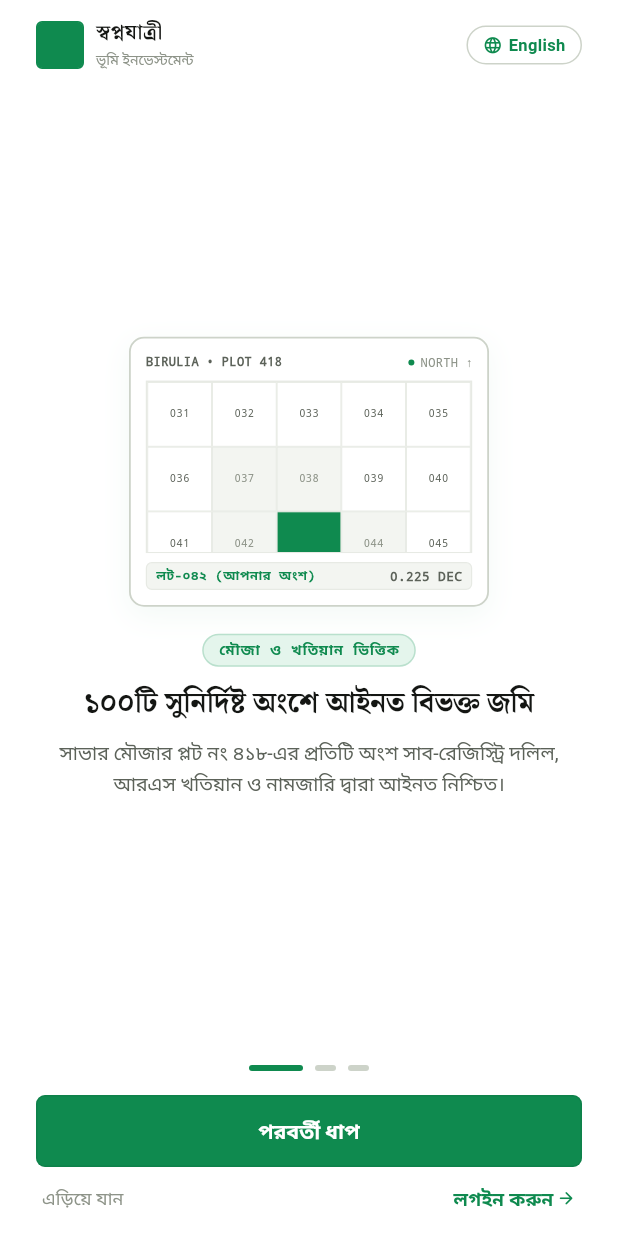
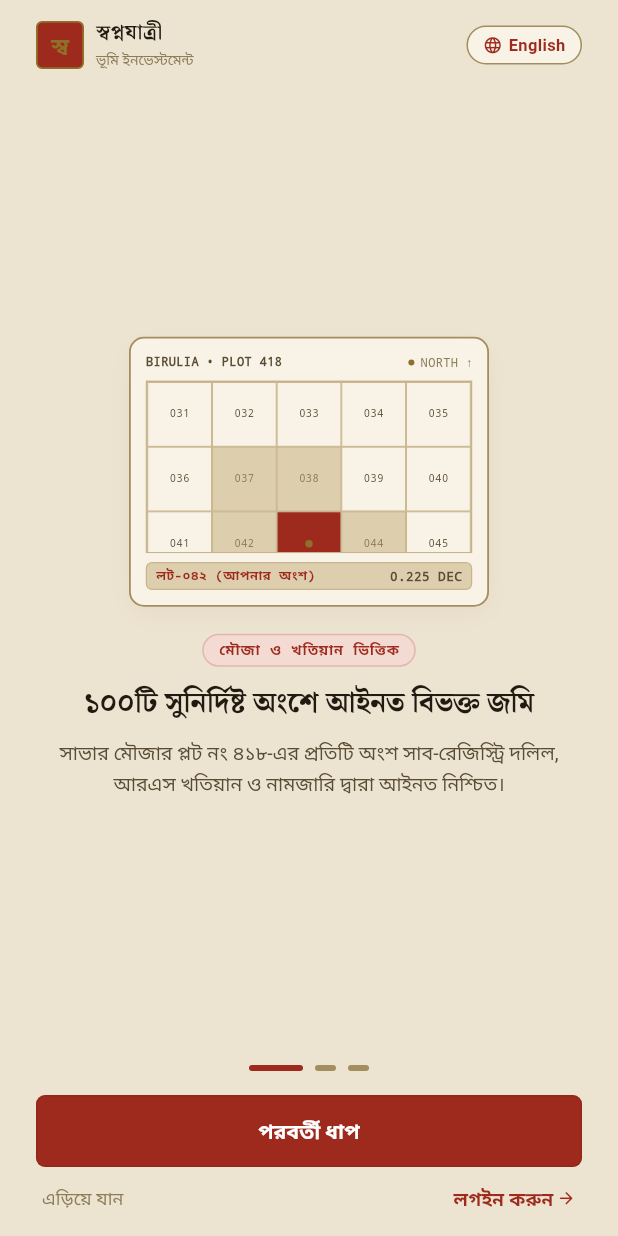
Before and after one commit to mashkurulalamohi37/investment, a Flutter app: the screen it shows after launch, on a phone screen of 412 x 824 dp. Run offline on Flutter 3.47's test engine with Material 3 defaults, Android fonts, the phone set to English and light mode, and no system bars; our stand-ins replace fl_chart, google_fonts; Roboto replaces fonts that are missing (Anek Bangla, Noto Serif Bengali).

Commit message:
feat(design): apply Ledger Paper & Registrar's Red palette globally across entire app

```diff
--- a/lib/core/theme/app_colors.dart
+++ b/lib/core/theme/app_colors.dart
@@ -1,12 +1,14 @@
 import 'package:flutter/material.dart';
 
 enum AppPaletteFlavor {
-  paddyField,    // "Paddy Field" (Wise-inspired, pure white + bold paddy green)
-  ledgerRed,     // "Ledger Paper & Registrar's Red" (Aged Khatian Paper & Seal Red)
+  ledgerRed,     // "Ledger Paper & Registrar's Red" (Aged Khatian Paper & Seal Red) — PRIMARY APPLIED THEME
   pineTreasury,  // "Pine Treasury & Brass" (Archival Rag Paper & Treasury Green)
+  paddyField,    // "Paddy Field" (Pure White & Rice Paddy Green)
 }
 
-/// Swapnojatri / LandVest 100 — Multi-Direction Palette Engine
+/// Swapnojatri / LandVest 100 — "Ledger Paper & Registrar's Red" Color System
+/// Grounded in the physical materials of a Bangladeshi land sub-registry:
+/// Aged kraft ledger paper, iron-gall brown ink, and registrar's red seal stamp.
 class AppPalette extends ThemeExtension<AppPalette> {
   final Color canvas;
   final Color surface;
@@ -16,15 +18,15 @@ class AppPalette extends ThemeExtension<AppPalette> {
   final Color ink;
   final Color inkSecondary;
   final Color inkTertiary;
-  final Color pine; // Primary Brand Accent (Paddy Green / Registrar Red / Treasury Pine)
+  final Color pine; // Primary Institutional Action (Registrar's Red)
   final Color pineDeep;
   final Color pineTint;
-  final Color brass; // Accent / Highlight
+  final Color brass; // Precious Accent: Reserved strictly for seals and lot center dot
   final Color brassLight;
-  final Color vermilion; // Error / Rejection
-  final Color jade; // Success / Verification
-  final Color amberInk; // Warning / Pending
-  final Color slate; // Informational / Coordination
+  final Color vermilion; // Rejection/Error strictly (outlined)
+  final Color jade; // Audited Credit/Success strictly
+  final Color amberInk; // Escrow Pending strictly
+  final Color slate; // Cadastral Survey tag
 
   const AppPalette({
     required this.canvas,
@@ -47,97 +49,53 @@ class AppPalette extends ThemeExtension<AppPalette> {
   });
 
   // ==========================================
-  // 1. DIRECTION A: "Paddy Field" (Wise-Inspired) — DEFAULT
+  // 1. PRIMARY APPLIED THEME: "Ledger Paper & Registrar's Red"
   // ==========================================
 
-  /// Light — "Paddy Field" (Pure White + Bold Bangladeshi Rice Paddy Green)
-  static const paddyLight = AppPalette(
-    canvas: Color(0xFFFFFFFF),         // Pure white background
-    surface: Color(0xFFFFFFFF),        // Same pure white surface
-    surfaceSunken: Color(0xFFF3F5F1),  // Very light warm-grey-green well
-    rule: Color(0xFFE7EAE4),           // Clean hairline separator
-    ruleStrong: Color(0xFFCDD3C9),     // Strong border
-    ink: Color(0xFF141613),            // Near-black with whisper of green (16.5:1)
-    inkSecondary: Color(0xFF5C6259),   // Secondary label text (6.2:1)
-    inkTertiary: Color(0xFF8D9388),    // Tertiary metadata (4.5:1)
-    pine: Color(0xFF0F8A4F),           // Bold Paddy Green (The confident brand color)
-    pineDeep: Color(0xFF0B6B3D),       // Pressed paddy green
-    pineTint: Color(0xFFE4F5EC),       // Soft paddy green chip fill
-    brass: Color(0xFF0F8A4F),          // Cohesive brand seal
-    brassLight: Color(0xFF2FBE7A),     // Bright highlight
-    vermilion: Color(0xFFD6483A),      // Warm modern red
-    jade: Color(0xFF0F8A4F),           // Cohesive success green
-    amberInk: Color(0xFFE08A1E),       // Marigold amber
-    slate: Color(0xFF2F6FB0),          // Information blue
+  /// Light — "Ledger Paper" (Aged Kraft/Manila Paper & Registrar's Red)
+  static const ledgerLight = AppPalette(
+    canvas: Color(0xFFECE4D1),         // Aged kraft/manila paper (75% of UI)
+    surface: Color(0xFFF8F3E6),        // Fresh khatian ledger sheet (Cards & Sheets)
+    surfaceSunken: Color(0xFFDDCFAE),  // Stained ledger audit well & cadastral grid
+    rule: Color(0xFFC7B48C),           // Worn ink-brown hairline divider
+    ruleStrong: Color(0xFFA28E5E),     // Table outer borders & cadastral frame
+    ink: Color(0xFF221A10),            // Iron-gall warm brown ink (15.8:1 contrast)
+    inkSecondary: Color(0xFF5A4C34),   // Secondary schedule descriptions (7.4:1 contrast)
+    inkTertiary: Color(0xFF8C7C57),    // Metadata, timestamps & ticks (4.6:1 contrast)
+    pine: Color(0xFF9E2A1D),           // Registrar's Red (Primary Action Color)
+    pineDeep: Color(0xFF711D14),       // Pressed registrar red
+    pineTint: Color(0xFFF3DAD3),       // Selected rows and quiet badges
+    brass: Color(0xFF8E7128),          // Notarial brass wax seal
+    brassLight: Color(0xFFBC9A4E),     // Brass highlight ring
+    vermilion: Color(0xFF711D14),      // Destructive/Rejection (outlined only)
+    jade: Color(0xFF3D6A48),           // Audited credit/success
+    amberInk: Color(0xFF87590F),       // Escrow pending disclosure
+    slate: Color(0xFF39505F),          // Cadastral coordinate label
   );
 
-  /// Dark — "Paddy Field Night"
-  static const paddyDark = AppPalette(
-    canvas: Color(0xFF0E110F),         // Deep night canvas
-    surface: Color(0xFF171B18),        // Elevated dark surface
-    surfaceSunken: Color(0xFF0A0D0B),  // Sunken well
-    rule: Color(0xFF242A25),           // Dark hairline rule
-    ruleStrong: Color(0xFF384239),     // Dark perimeter
-    ink: Color(0xFFEDEFEA),            // High-contrast clean silver text (15.2:1)
-    inkSecondary: Color(0xFFA6ADA1),   // Secondary text (7.8:1)
-    inkTertiary: Color(0xFF6E766A),    // Tertiary metadata (4.5:1)
-    pine: Color(0xFF2FBE7A),           // Radiant electric paddy green
-    pineDeep: Color(0xFF249A61),       // Base green
-    pineTint: Color(0xFF132A1E),       // Active chip well
-    brass: Color(0xFF2FBE7A),          // Radiant seal
-    brassLight: Color(0xFF4CE098),     // Bright highlight
-    vermilion: Color(0xFFE86454),      // Warning red
-    jade: Color(0xFF2FBE7A),           // Verified credit jade
-    amberInk: Color(0xFFEBA13E),       // Warm amber
-    slate: Color(0xFF5A96D6),          // Sky slate
+  /// Dark — "Night Registry"
+  static const ledgerDark = AppPalette(
+    canvas: Color(0xFF100D08),         // Deep carbon vault interior
+    surface: Color(0xFF1A150E),        // Elevated dark ledger folio
+    surfaceSunken: Color(0xFF0A0805),  // Recessed survey map canvas
+    rule: Color(0xFF2B2415),           // Dark hairline zinc rule
+    ruleStrong: Color(0xFF453B23),     // Dark perimeter border
+    ink: Color(0xFFEEE3CB),            // Engraved parchment silver text (14.2:1 contrast)
+    inkSecondary: Color(0xFFB2A587),   // High-contrast secondary text
+    inkTertiary: Color(0xFF7A6C4C),    // Dark metadata & hashes
+    pine: Color(0xFFC23F2E),           // Illuminated registrar red
+    pineDeep: Color(0xFF8F2E20),       // Base red
+    pineTint: Color(0xFF2E1B16),       // Active chip well
+    brass: Color(0xFFC9A961),          // Radiant brass wax seal
+    brassLight: Color(0xFFE0C489),     // Bright seal highlight
+    vermilion: Color(0xFFE04848),      // Rejected alert
+    jade: Color(0xFF4C8A62),           // Verified credit jade
+    amberInk: Color(0xFFC79A3C),       // Warning amber
+    slate: Color(0xFF7E96AE),          // Dark coordinate text
   );
 
   // ==========================================
-  // 2. DIRECTION B: "Ledger Paper & Registrar's Red"
-  // ==========================================
-
-  static const ledgerLight = AppPalette(
-    canvas: Color(0xFFECE4D1),
-    surface: Color(0xFFF8F3E6),
-    surfaceSunken: Color(0xFFDDCFAE),
-    rule: Color(0xFFC7B48C),
-    ruleStrong: Color(0xFFA28E5E),
-    ink: Color(0xFF221A10),
-    inkSecondary: Color(0xFF5A4C34),
-    inkTertiary: Color(0xFF8C7C57),
-    pine: Color(0xFF9E2A1D),
-    pineDeep: Color(0xFF711D14),
-    pineTint: Color(0xFFF3DAD3),
-    brass: Color(0xFF8E7128),
-    brassLight: Color(0xFFBC9A4E),
-    vermilion: Color(0xFF711D14),
-    jade: Color(0xFF3D6A48),
-    amberInk: Color(0xFF87590F),
-    slate: Color(0xFF39505F),
-  );
-
-  static const ledgerDark = AppPalette(
-    canvas: Color(0xFF100D08),
-    surface: Color(0xFF1A150E),
-    surfaceSunken: Color(0xFF0A0805),
-    rule: Color(0xFF2B2415),
-    ruleStrong: Color(0xFF453B23),
-    ink: Color(0xFFEEE3CB),
-    inkSecondary: Color(0xFFB2A587),
-    inkTertiary: Color(0xFF7A6C4C),
-    pine: Color(0xFFC23F2E),
-    pineDeep: Color(0xFF8F2E20),
-    pineTint: Color(0xFF2E1B16),
-    brass: Color(0xFFC9A961),
-    brassLight: Color(0xFFE0C489),
-    vermilion: Color(0xFFE04848),
-    jade: Color(0xFF4C8A62),
-    amberInk: Color(0xFFC79A3C),
-    slate: Color(0xFF7E96AE),
-  );
-
-  // ==========================================
-  // 3. DIRECTION C: "Pine Treasury & Brass"
+  // 2. ALTERNATIVE: "Pine Treasury & Brass"
   // ==========================================
 
   static const pineLight = AppPalette(
@@ -180,9 +138,53 @@ class AppPalette extends ThemeExtension<AppPalette> {
     slate: Color(0xFF8CA39E),
   );
 
-  // Defaults
-  static const light = paddyLight;
-  static const dark = paddyDark;
+  // ==========================================
+  // 3. ALTERNATIVE: "Paddy Field"
+  // ==========================================
+
+  static const paddyLight = AppPalette(
+    canvas: Color(0xFFFFFFFF),
+    surface: Color(0xFFFFFFFF),
+    surfaceSunken: Color(0xFFF3F5F1),
+    rule: Color(0xFFE7EAE4),
+    ruleStrong: Color(0xFFCDD3C9),
+    ink: Color(0xFF141613),
+    inkSecondary: Color(0xFF5C6259),
+    inkTertiary: Color(0xFF8D9388),
+    pine: Color(0xFF0F8A4F),
+    pineDeep: Color(0xFF0B6B3D),
+    pineTint: Color(0xFFE4F5EC),
+    brass: Color(0xFF0F8A4F),
+    brassLight: Color(0xFF2FBE7A),
+    vermilion: Color(0xFFD6483A),
+    jade: Color(0xFF0F8A4F),
+    amberInk: Color(0xFFE08A1E),
+    slate: Color(0xFF2F6FB0),
+  );
+
+  static const paddyDark = AppPalette(
+    canvas: Color(0xFF0E110F),
+    surface: Color(0xFF171B18),
+    surfaceSunken: Color(0xFF0A0D0B),
+    rule: Color(0xFF242A25),
+    ruleStrong: Color(0xFF384239),
+    ink: Color(0xFFEDEFEA),
+    inkSecondary: Color(0xFFA6ADA1),
+    inkTertiary: Color(0xFF6E766A),
+    pine: Color(0xFF2FBE7A),
+    pineDeep: Color(0xFF249A61),
+    pineTint: Color(0xFF132A1E),
+    brass: Color(0xFF2FBE7A),
+    brassLight: Color(0xFF4CE098),
+    vermilion: Color(0xFFE86454),
+    jade: Color(0xFF2FBE7A),
+    amberInk: Color(0xFFEBA13E),
+    slate: Color(0xFF5A96D6),
+  );
+
+  // Canonical applied defaults
+  static const light = ledgerLight;
+  static const dark = ledgerDark;
 
   @override
   AppPalette copyWith({
@@ -251,45 +253,45 @@ class AppPalette extends ThemeExtension<AppPalette> {
 }
 
 extension AppPaletteContext on BuildContext {
-  AppPalette get palette => Theme.of(this).extension<AppPalette>() ?? AppPalette.paddyLight;
+  AppPalette get palette => Theme.of(this).extension<AppPalette>() ?? AppPalette.ledgerLight;
 }
 
 class AppColors {
-  static const primary = Color(0xFF0F8A4F);
-  static const primaryDark = Color(0xFF2FBE7A);
-  static const primarySubtle = Color(0xFFE4F5EC);
-  static const secondary = Color(0xFF0F8A4F);
-  static const accent = Color(0xFF0F8A4F);
-  static const gold = Color(0xFF0F8A4F);
-  static const success = Color(0xFF0F8A4F);
-  static const successDark = Color(0xFF2FBE7A);
-  static const error = Color(0xFFD6483A);
-  static const errorLight = Color(0xFFFBEBEA);
-  static const warning = Color(0xFFE08A1E);
+  static const primary = Color(0xFF9E2A1D);
+  static const primaryDark = Color(0xFFC23F2E);
+  static const primarySubtle = Color(0xFFF3DAD3);
+  static const secondary = Color(0xFF8E7128);
+  static const accent = Color(0xFF8E7128);
+  static const gold = Color(0xFF8E7128);
+  static const success = Color(0xFF3D6A48);
+  static const successDark = Color(0xFF4C8A62);
+  static const error = Color(0xFF711D14);
+  static const errorLight = Color(0xFFF3DAD3);
+  static const warning = Color(0xFF87590F);
 
-  static const lightBg = Color(0xFFFFFFFF);
-  static const darkBg = Color(0xFF0E110F);
-  static const lightSurface = Color(0xFFFFFFFF);
-  static const darkSurface = Color(0xFF171B18);
-  static const lightCard = Color(0xFFFFFFFF);
-  static const darkCard = Color(0xFF171B18);
-  static const lightCardBorder = Color(0xFFE7EAE4);
-  static const darkCardBorder = Color(0xFF242A25);
+  static const lightBg = Color(0xFFECE4D1);
+  static const darkBg = Color(0xFF100D08);
+  static const lightSurface = Color(0xFFF8F3E6);
+  static const darkSurface = Color(0xFF1A150E);
+  static const lightCard = Color(0xFFF8F3E6);
+  static const darkCard = Color(0xFF1A150E);
+  static const lightCardBorder = Color(0xFFC7B48C);
+  static const darkCardBorder = Color(0xFF2B2415);
 
-  static const lightTextPrimary = Color(0xFF141613);
-  static const darkTextPrimary = Color(0xFFEDEFEA);
-  static const lightTextSecondary = Color(0xFF5C6259);
-  static const darkTextSecondary = Color(0xFFA6ADA1);
-  static const lightTextMuted = Color(0xFF8D9388);
-  static const darkTextMuted = Color(0xFF6E766A);
+  static const lightTextPrimary = Color(0xFF221A10);
+  static const darkTextPrimary = Color(0xFFEEE3CB);
+  static const lightTextSecondary = Color(0xFF5A4C34);
+  static const darkTextSecondary = Color(0xFFB2A587);
+  static const lightTextMuted = Color(0xFF8C7C57);
+  static const darkTextMuted = Color(0xFF7A6C4C);
 
-  // Single permitted subtle Paddy Green gradient for the hero holding card
+  // Registrar's Red Hero Holding Card Gradient
   static const holdingCardGradientLight = LinearGradient(
     begin: Alignment.topCenter,
     end: Alignment.bottomCenter,
     colors: [
-      Color(0xFF0F8A4F),
-      Color(0xFF0A663A),
+      Color(0xFF8A2419),
+      Color(0xFF651A12),
     ],
   );
 
@@ -297,8 +299,8 @@ class AppColors {
     begin: Alignment.topCenter,
     end: Alignment.bottomCenter,
     colors: [
-      Color(0xFF153F2B),
-      Color(0xFF0E291C),
+      Color(0xFF9E2A1D),
+      Color(0xFF6B1B12),
     ],
   );
 }
--- a/lib/core/theme/app_theme.dart
+++ b/lib/core/theme/app_theme.dart
@@ -15,7 +15,7 @@ class AppTheme {
     }
   }
 
-  static ThemeData light({AppPaletteFlavor flavor = AppPaletteFlavor.paddyField}) {
+  static ThemeData light({AppPaletteFlavor flavor = AppPaletteFlavor.ledgerRed}) {
     final palette = getPalette(flavor, false);
 
     return ThemeData(
@@ -56,7 +56,7 @@ class AppTheme {
     );
   }
 
-  static ThemeData dark({AppPaletteFlavor flavor = AppPaletteFlavor.paddyField}) {
+  static ThemeData dark({AppPaletteFlavor flavor = AppPaletteFlavor.ledgerRed}) {
     final palette = getPalette(flavor, true);
 
     return ThemeData(
--- a/lib/data/state/app_state.dart
+++ b/lib/data/state/app_state.dart
@@ -19,7 +19,7 @@ class AppState extends ChangeNotifier {
   // App Configuration
   bool _isBangla = true; // Bangla-first by default
   ThemeMode _themeMode = ThemeMode.light;
-  AppPaletteFlavor _paletteFlavor = AppPaletteFlavor.paddyField; // "Paddy Field" (Wise-inspired)
+  AppPaletteFlavor _paletteFlavor = AppPaletteFlavor.ledgerRed; // "Ledger Paper & Registrar's Red"
   UserRole _activeRole = UserRole.investor;
 
   // Active Users
--- a/lib/main.dart
+++ b/lib/main.dart
@@ -48,7 +48,7 @@ class _SwapnojatriAppState extends State<SwapnojatriApp> {
                     final targetHeight = math.min(constraints.maxHeight - 32, 820.0);
 
                     return Container(
-                      color: isDark ? const Color(0xFF070B12) : const Color(0xFFE2E6E4),
+                      color: isDark ? const Color(0xFF080604) : const Color(0xFFDFD6C2),
                       alignment: Alignment.center,
                       child: Container(
                         width: 412,
```
Also changed, not shown: 1 other file.
